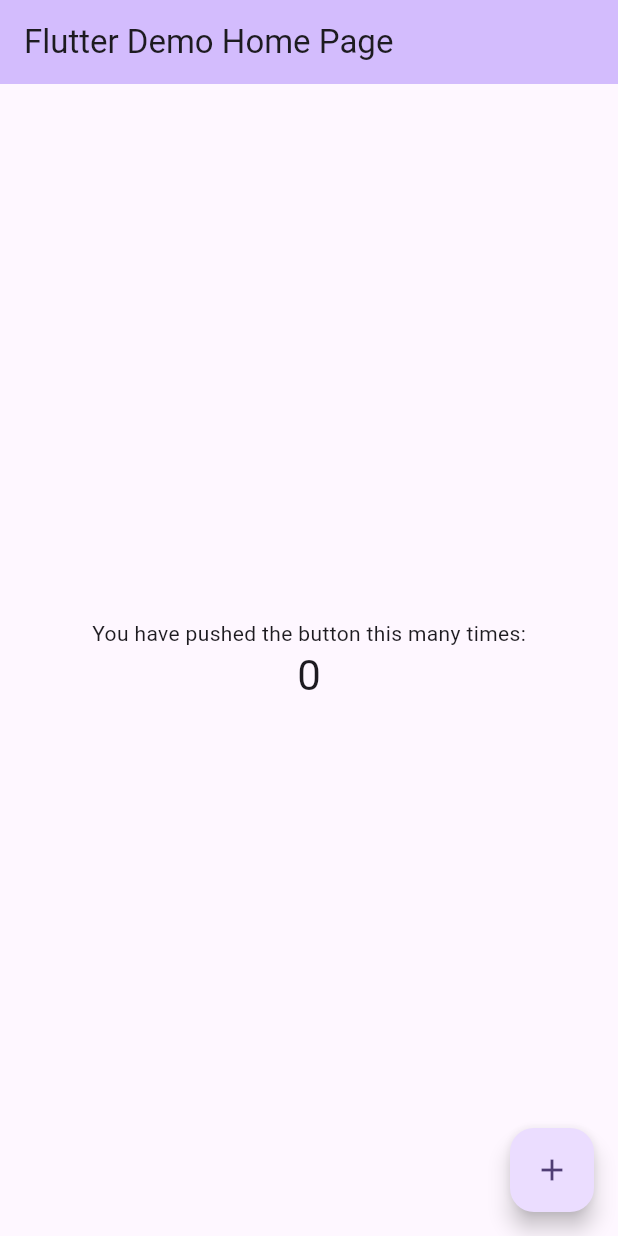
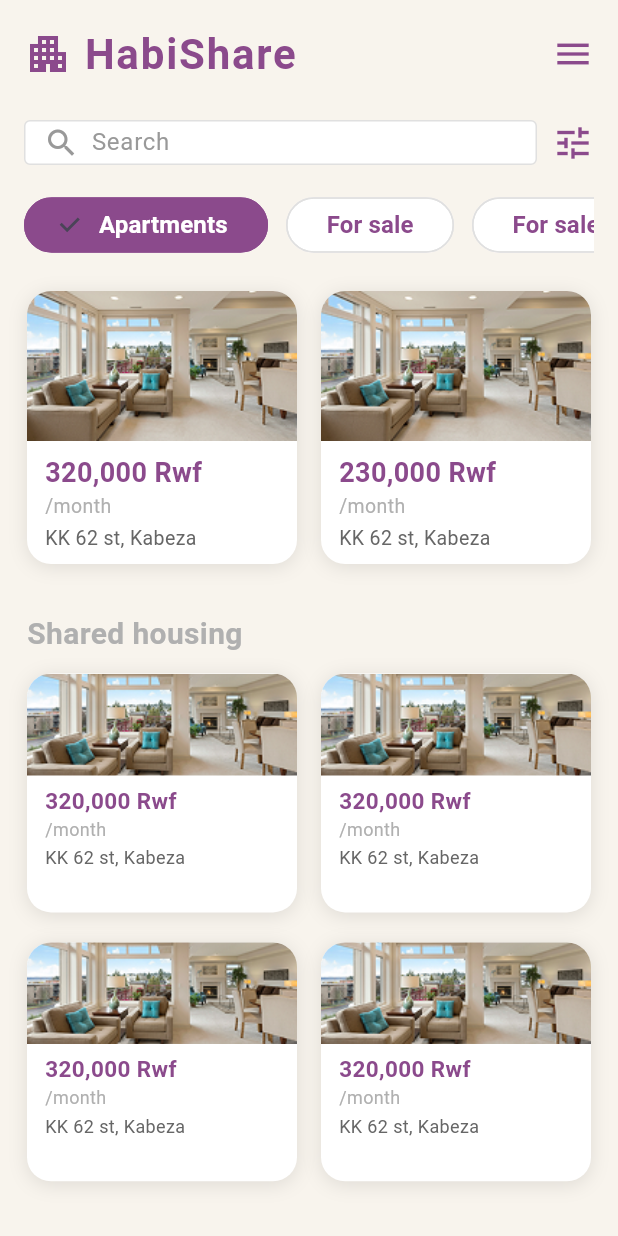
Before and after one commit to MikeManzi/habi_share, a Flutter app: the screen it shows after launch, on a phone screen of 412 x 824 dp. Run offline on Flutter 3.47's test engine with Material 3 defaults, Android fonts, the phone set to English and light mode, and no system bars.

Commit message:
feat: client dashboard

```diff
--- a/lib/main.dart
+++ b/lib/main.dart
@@ -1,7 +1,8 @@
 import 'package:flutter/material.dart';
+import 'screens/client_dashboard_screen.dart';
 
 void main() {
-  runApp(const MyApp());
+  runApp(MaterialApp(home: ClientDashboardScreen()));
 }
 
 class MyApp extends StatelessWidget {
@@ -30,93 +31,7 @@
         // tested with just a hot reload.
         colorScheme: ColorScheme.fromSeed(seedColor: Colors.deepPurple),
       ),
-      home: const MyHomePage(title: 'Flutter Demo Home Page'),
+      home: const ClientDashboardScreen(),
     );
   }
 }
-
-class MyHomePage extends StatefulWidget {
-  const MyHomePage({super.key, required this.title});
-
-  // This widget is the home page of your application. It is stateful, meaning
-  // that it has a State object (defined below) that contains fields that affect
-  // how it looks.
-
-  // This class is the configuration for the state. It holds the values (in this
-  // case the title) provided by the parent (in this case the App widget) and
-  // used by the build method of the State. Fields in a Widget subclass are
-  // always marked "final".
-
-  final String title;
-
-  @override
-  State<MyHomePage> createState() => _MyHomePageState();
-}
-
-class _MyHomePageState extends State<MyHomePage> {
-  int _counter = 0;
-
-  void _incrementCounter() {
-    setState(() {
-      // This call to setState tells the Flutter framework that something has
-      // changed in this State, which causes it to rerun the build method below
-      // so that the display can reflect the updated values. If we changed
-      // _counter without calling setState(), then the build method would not be
-      // called again, and so nothing would appear to happen.
-      _counter++;
-    });
-  }
-
-  @override
-  Widget build(BuildContext context) {
-    // This method is rerun every time setState is called, for instance as done
-    // by the _incrementCounter method above.
-    //
-    // The Flutter framework has been optimized to make rerunning build methods
-    // fast, so that you can just rebuild anything that needs updating rather
-    // than having to individually change instances of widgets.
-    return Scaffold(
-      appBar: AppBar(
-        // TRY THIS: Try changing the color here to a specific color (to
-        // Colors.amber, perhaps?) and trigger a hot reload to see the AppBar
-        // change color while the other colors stay the same.
-        backgroundColor: Theme.of(context).colorScheme.inversePrimary,
-        // Here we take the value from the MyHomePage object that was created by
-        // the App.build method, and use it to set our appbar title.
-        title: Text(widget.title),
-      ),
-      body: Center(
-        // Center is a layout widget. It takes a single child and positions it
-        // in the middle of the parent.
-        child: Column(
-          // Column is also a layout widget. It takes a list of children and
-          // arranges them vertically. By default, it sizes itself to fit its
-          // children horizontally, and tries to be as tall as its parent.
-          //
-          // Column has various properties to control how it sizes itself and
-          // how it positions its children. Here we use mainAxisAlignment to
-          // center the children vertically; the main axis here is the vertical
-          // axis because Columns are vertical (the cross axis would be
-          // horizontal).
-          //
-          // TRY THIS: Invoke "debug painting" (choose the "Toggle Debug Paint"
-          // action in the IDE, or press "p" in the console), to see the
-          // wireframe for each widget.
-          mainAxisAlignment: MainAxisAlignment.center,
-          children: <Widget>[
-            const Text('You have pushed the button this many times:'),
-            Text(
-              '$_counter',
-              style: Theme.of(context).textTheme.headlineMedium,
-            ),
-          ],
-        ),
-      ),
-      floatingActionButton: FloatingActionButton(
-        onPressed: _incrementCounter,
-        tooltip: 'Increment',
-        child: const Icon(Icons.add),
-      ), // This trailing comma makes auto-formatting nicer for build methods.
-    );
-  }
-}
--- /dev/null
+++ b/lib/screens/client_dashboard_screen.dart
@@ -0,0 +1,319 @@
+import 'package:flutter/material.dart';
+import '../utils/app_colors.dart';
+
+class ClientDashboardScreen extends StatelessWidget {
+  const ClientDashboardScreen({Key? key}) : super(key: key);
+
+  @override
+  Widget build(BuildContext context) {
+    return Scaffold(
+      backgroundColor: const Color(0xFFF8F4ED),
+      body: SafeArea(
+        child: SingleChildScrollView(
+          child: Padding(
+            padding: const EdgeInsets.symmetric(horizontal: 16.0),
+            child: Column(
+              crossAxisAlignment: CrossAxisAlignment.start,
+              children: [
+                const SizedBox(height: 16),
+                // AppBar with logo and menu
+                Row(
+                  mainAxisAlignment: MainAxisAlignment.spaceBetween,
+                  children: [
+                    Row(
+                      children: [
+                        // Logo icon (SVG or PNG, matching design color)
+                        Icon(
+                          Icons.apartment,
+                          color: AppColors.primaryPurple,
+                          size: 32,
+                        ),
+                        const SizedBox(width: 8),
+                        Text(
+                          'HabiShare',
+                          style: TextStyle(
+                            color: AppColors.primaryPurple,
+                            fontSize: 28,
+                            fontWeight: FontWeight.w700,
+                            letterSpacing: 1.2,
+                          ),
+                        ),
+                      ],
+                    ),
+                    // Menu icon
+                    Icon(Icons.menu, color: AppColors.primaryPurple, size: 28),
+                  ],
+                ),
+                const SizedBox(height: 24),
+                // Search bar
+                Row(
+                  children: [
+                    // Search input
+                    Expanded(
+                      child: Container(
+                        height: 30,
+                        decoration: BoxDecoration(
+                          color: Colors.white,
+                          borderRadius: BorderRadius.circular(4),
+                          border: Border.all(color: Color(0xFFE0E0E0)),
+                        ),
+                        padding: const EdgeInsets.symmetric(horizontal: 12),
+                        child: Row(
+                          children: [
+                            const Icon(
+                              Icons.search,
+                              color: Color(0xFF999999),
+                              size: 24,
+                            ),
+                            const SizedBox(width: 8),
+                            Expanded(
+                              child: TextField(
+                                decoration: InputDecoration(
+                                  hintText: 'Search',
+                                  border: InputBorder.none,
+                                  hintStyle: TextStyle(
+                                    color: Color(0xFF999999),
+                                    fontSize: 16,
+                                  ),
+                                  isCollapsed: true,
+                                ),
+                                style: TextStyle(
+                                  color: Color(0xFF333333),
+                                  fontSize: 16,
+                                ),
+                              ),
+                            ),
+                          ],
+                        ),
+                      ),
+                    ),
+                    const SizedBox(width: 10),
+                    Icon(Icons.tune, color: AppColors.primaryPurple, size: 28),
+                  ],
+                ),
+                const SizedBox(height: 20),
+                // Filter chips
+                SizedBox(
+                  height: 40,
+                  child: ListView(
+                    scrollDirection: Axis.horizontal,
+                    children: [
+                      _buildFilterChip('Apartments', true),
+                      _buildFilterChip('For sale', false),
+                      _buildFilterChip('For sale', false),
+                      _buildFilterChip('For sale', false),
+                    ],
+                  ),
+                ),
+                const SizedBox(height: 20),
+                // Featured properties row
+                Row(
+                  children: [
+                    Expanded(
+                      child: _buildPropertyCard(
+                        context,
+                        'assets/apartment.png',
+                        '320,000 Rwf',
+                        'KK 62 st, Kabeza',
+                        true,
+                      ),
+                    ),
+                    const SizedBox(width: 12),
+                    Expanded(
+                      child: _buildPropertyCard(
+                        context,
+                        'assets/apartment.png',
+                        '230,000 Rwf',
+                        'KK 62 st, Kabeza',
+                        true,
+                      ),
+                    ),
+                  ],
+                ),
+                const SizedBox(height: 28),
+                // Shared housing section
+                Padding(
+                  padding: const EdgeInsets.only(left: 2.0, bottom: 8.0),
+                  child: Text(
+                    'Shared housing',
+                    style: TextStyle(
+                      color: Color(0xFFB0B0B0),
+                      fontSize: 20,
+                      fontWeight: FontWeight.w600,
+                    ),
+                  ),
+                ),
+                _buildPropertyGrid(context),
+                const SizedBox(height: 28),
+                // For sale section
+                Padding(
+                  padding: const EdgeInsets.only(left: 2.0, bottom: 8.0),
+                  child: Text(
+                    'For sale',
+                    style: TextStyle(
+                      color: Color(0xFFB0B0B0),
+                      fontSize: 20,
+                      fontWeight: FontWeight.w600,
+                    ),
+                  ),
+                ),
+                _buildPropertyGrid(context),
+                const SizedBox(height: 32),
+              ],
+            ),
+          ),
+        ),
+      ),
+    );
+  }
+
+  // Filter chip builder
+  Widget _buildFilterChip(String label, bool selected) {
+    return Padding(
+      padding: const EdgeInsets.only(right: 12.0),
+      child: ChoiceChip(
+        label: Text(
+          label,
+          style: TextStyle(
+            color: selected ? Colors.white : AppColors.primaryPurple,
+            fontWeight: FontWeight.w600,
+            fontSize: 16,
+          ),
+        ),
+        selected: selected,
+        selectedColor: AppColors.primaryPurple,
+        backgroundColor: Colors.white,
+        shape: RoundedRectangleBorder(
+          borderRadius: BorderRadius.circular(20),
+          side: BorderSide(
+            color: selected ? AppColors.primaryPurple : Color(0xFFE0E0E0),
+          ),
+        ),
+        onSelected: (_) {},
+        elevation: 0,
+        pressElevation: 0,
+        visualDensity: VisualDensity.compact,
+        padding: const EdgeInsets.symmetric(horizontal: 18, vertical: 8),
+      ),
+    );
+  }
+
+  // Property card builder
+  Widget _buildPropertyCard(
+    BuildContext context,
+    String imagePath,
+    String price,
+    String address,
+    bool isLarge,
+  ) {
+    return Container(
+      margin: const EdgeInsets.symmetric(vertical: 4, horizontal: 2),
+      decoration: BoxDecoration(
+        color: Colors.white,
+        borderRadius: BorderRadius.circular(16),
+        boxShadow: [
+          BoxShadow(
+            color: Colors.black.withOpacity(0.10),
+            blurRadius: 10,
+            offset: const Offset(0, 2),
+          ),
+        ],
+      ),
+      child: Column(
+        crossAxisAlignment: CrossAxisAlignment.start,
+        children: [
+          ClipRRect(
+            borderRadius: const BorderRadius.only(
+              topLeft: Radius.circular(16),
+              topRight: Radius.circular(16),
+            ),
+            child: Image.asset(
+              imagePath,
+              fit: BoxFit.cover,
+              height: isLarge ? 100 : 68,
+              width: double.infinity,
+            ),
+          ),
+          Padding(
+            padding: EdgeInsets.fromLTRB(
+              12,
+              isLarge ? 8 : 6,
+              12,
+              isLarge ? 8 : 6,
+            ),
+            child: Column(
+              crossAxisAlignment: CrossAxisAlignment.start,
+              children: [
+                Text(
+                  price,
+                  style: TextStyle(
+                    color: AppColors.primaryPurple,
+                    fontWeight: FontWeight.w700,
+                    fontSize: isLarge ? 18 : 15,
+                  ),
+                ),
+                Text(
+                  '/month',
+                  style: TextStyle(
+                    color: Color(0xFFB0B0B0),
+                    fontSize: isLarge ? 13 : 12,
+                  ),
+                ),
+                const SizedBox(height: 2),
+                Text(
+                  address,
+                  style: TextStyle(
+                    color: Color(0xFF666666),
+                    fontSize: isLarge ? 13 : 12,
+                  ),
+                ),
+              ],
+            ),
+          ),
+        ],
+      ),
+    );
+  }
+
+  // Property grid builder (2x2)
+  Widget _buildPropertyGrid(BuildContext context) {
+    return GridView.count(
+      crossAxisCount: 2,
+      shrinkWrap: true,
+      physics: const NeverScrollableScrollPhysics(),
+      mainAxisSpacing: 12,
+      crossAxisSpacing: 12,
+      childAspectRatio: 1.1,
+      children: [
+        _buildPropertyCard(
+          context,
+          'assets/apartment.png',
+          '320,000 Rwf',
+          'KK 62 st, Kabeza',
+          false,
+        ),
+        _buildPropertyCard(
+          context,
+          'assets/apartment.png',
+          '320,000 Rwf',
+          'KK 62 st, Kabeza',
+          false,
+        ),
+        _buildPropertyCard(
+          context,
+          'assets/apartment.png',
+          '320,000 Rwf',
+          'KK 62 st, Kabeza',
+          false,
+        ),
+        _buildPropertyCard(
+          context,
+          'assets/apartment.png',
+          '320,000 Rwf',
+          'KK 62 st, Kabeza',
+          false,
+        ),
+      ],
+    );
+  }
+}
```
Also changed, not shown: pubspec.yaml (+3 -4 lines), assets/apartment.png (added), 1 other file.
